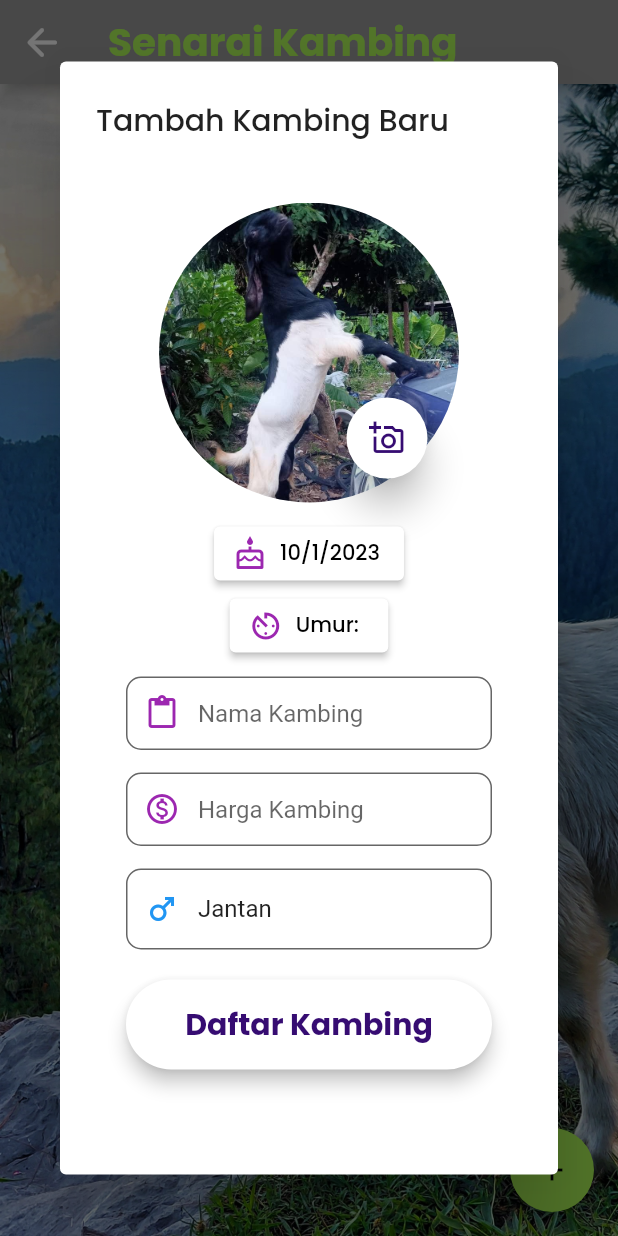
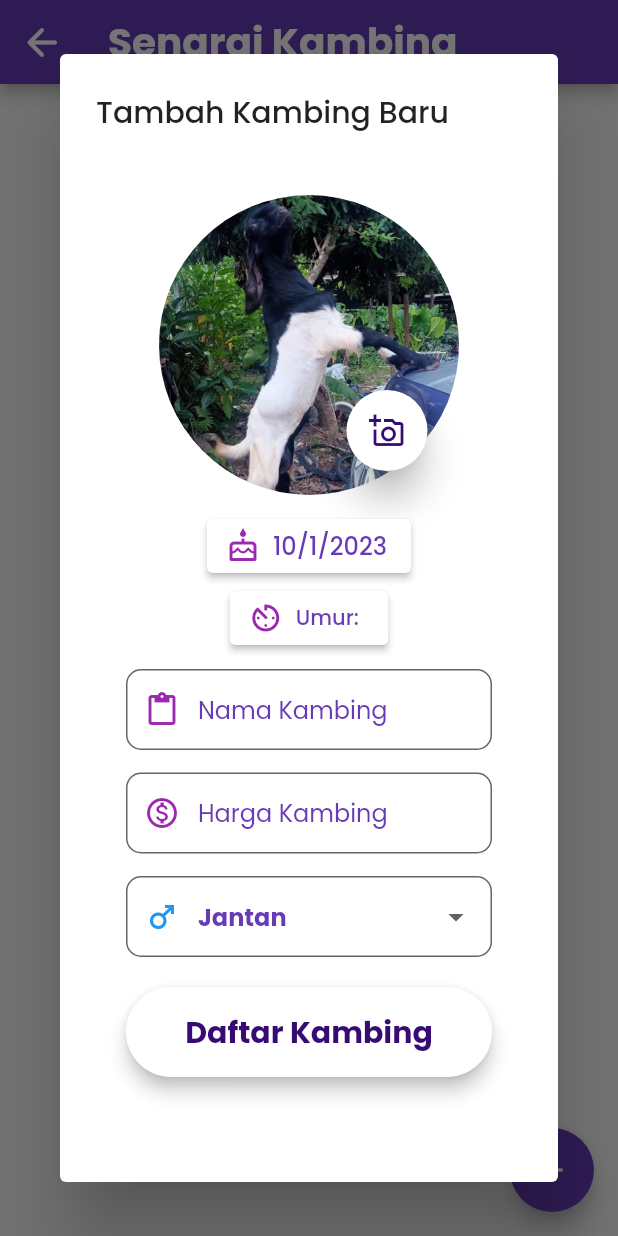
Before and after one commit to datsabahandude/kambing_padula, a Flutter app: the kambing_list screen opened directly, after a tap on the "add" icon, on a phone screen of 412 x 824 dp. Run offline on Flutter 3.47's test engine with Material 2 defaults, Android fonts, the phone set to English and light mode, and no system bars; our stand-ins replace flutter_inset_box_shadow, fluttertoast, google_fonts, hive, hive_flutter, image_picker; accounts and stored records are empty.

Commit message:
Ui change #12

```diff
--- a/lib/add_kambing/KambingDialog.dart
+++ b/lib/add_kambing/KambingDialog.dart
@@ -113,6 +113,11 @@ class _KambingDialogState extends State<KambingDialog> with SingleTickerProvider
             prefixIcon: Icon(Icons.paste_outlined, color: Colors.purple),
             contentPadding: EdgeInsets.fromLTRB(20, 15, 20, 15),
             hintText: "Nama Kambing",
+            hintStyle: GoogleFonts.poppins(
+              textStyle: TextStyle(
+                fontSize: 16.0,
+                color: Colors.deepPurple,
+              ),),
             border: OutlineInputBorder(
               borderRadius: BorderRadius.circular(10),
             )
@@ -146,6 +151,11 @@ class _KambingDialogState extends State<KambingDialog> with SingleTickerProvider
             prefixIcon: Icon(Icons.monetization_on_outlined, color: Colors.purple),
             contentPadding: EdgeInsets.fromLTRB(20, 15, 20, 15),
             hintText: "Harga Kambing",
+            hintStyle: GoogleFonts.poppins(
+              textStyle: TextStyle(
+                fontSize: 16.0,
+                color: Colors.deepPurple,
+              ),),
             border: OutlineInputBorder(
               borderRadius: BorderRadius.circular(10),
             )
@@ -299,7 +309,9 @@ class _KambingDialogState extends State<KambingDialog> with SingleTickerProvider
                   icon: Icon(Icons.cake_outlined, color: Colors.purple),
                   label: Text('${datenow.day}/${datenow.month}/${datenow.year}',
                     style: GoogleFonts.poppins(
-                    textStyle: TextStyle(),),),
+                    textStyle: TextStyle(
+                      color: Colors.deepPurple,
+                      fontSize: 16,),),),
                   style: ButtonStyle(
                       backgroundColor: MaterialStateProperty.all(Colors.white)
                   ),
@@ -310,6 +322,7 @@ class _KambingDialogState extends State<KambingDialog> with SingleTickerProvider
                   label: Text('Umur: '+ umur,
                     style: GoogleFonts.poppins(
                     textStyle: TextStyle(
+                      color: Colors.deepPurple,
                       fontSize: 14
                     ),),),
                   style: ButtonStyle(
@@ -322,17 +335,20 @@ class _KambingDialogState extends State<KambingDialog> with SingleTickerProvider
                 DropdownButtonFormField(
                   value: _selectedVal,
                   items: jantina.map(
-                          (e)=> DropdownMenuItem(child: Text(e), value: e)
+                          (e)=> DropdownMenuItem(child: Text(
+                            e,
+                            style: GoogleFonts.poppins(
+                            textStyle: TextStyle(
+                                color: Colors.deepPurple,
+                                fontSize: 16,
+                              fontWeight: FontWeight.bold
+                            ),),), value: e)
                   ).toList(),
                   onChanged: (val){
                     setState(() {
                       _selectedVal = val as String;
                     });
                   },
-                  icon: const Icon(
-                    Icons.arrow_drop_down_circle,
-                    color: Colors.white,
-                  ),
                   dropdownColor: Colors.white,
                   decoration: InputDecoration(
                     prefixIcon: _selectedVal == 'Jantan' ? Icon(Icons.male_outlined, color: Colors.blue,)
--- a/lib/add_kambing/kambing_list.dart
+++ b/lib/add_kambing/kambing_list.dart
@@ -27,21 +27,14 @@ class _kambing_listState extends State<kambing_list> {
     super.dispose();
   }
   Widget build(BuildContext context) {
-    return Container(
-      constraints: const BoxConstraints.expand(),
-      decoration: const BoxDecoration(
-          image: DecorationImage(
-              image: AssetImage("images/goated.jpg"),
-              fit: BoxFit.cover)
-      ),
-      child: Scaffold(
+    return Scaffold(
           resizeToAvoidBottomInset: false,
-          backgroundColor: Colors.transparent,
+          // backgroundColor: Colors.transparent,
           appBar: AppBar(
             leading: new IconButton(
               icon: Icon(
                 Icons.arrow_back_rounded,
-                color: Colors.white,
+                // color: Colors.white,
                 size: 30,
               ),
               onPressed: () {
@@ -51,7 +44,7 @@ class _kambing_listState extends State<kambing_list> {
             title: Text("Senarai Kambing",
               style: GoogleFonts.poppins(
                 textStyle: TextStyle(
-                    color: Colors.lightGreenAccent,
+                    // color: Colors.white,
                     fontSize: 26,
                     fontWeight: FontWeight.bold),),),
             actions: [],
@@ -64,15 +57,14 @@ class _kambing_listState extends State<kambing_list> {
             },
           ),
         floatingActionButton: FloatingActionButton(
-          backgroundColor: Colors.lightGreenAccent,
+          backgroundColor: Colors.deepPurple,
           onPressed: () => showDialog(
               context: context,
               builder: (context) => KambingDialog(
                 onClickedDone: addKambing
               )
           ),
-          child: Icon(Icons.add),
-        ),
+          child: Icon(Icons.add,),
         ),
       );
   }
@@ -118,7 +110,6 @@ class _kambing_listState extends State<kambing_list> {
     final nama = kambing.name;
     final harga = kambing.price;
     final gender = kambing.gender;
-    TextStyle txtstl = GoogleFonts.poppins(textStyle: TextStyle(color: Colors.deepPurple, fontSize: 18, fontWeight: FontWeight.bold),);
     String mm = '', yy = '';
     if ((DateTime.now().day>=lahir.day)&&(DateTime.now().month>=lahir.month)&&DateTime.now().year>=lahir.year){
       yy = '${DateTime.now().year-lahir.year}';
@@ -185,7 +176,7 @@ class _kambing_listState extends State<kambing_list> {
                 ),
                 SizedBox(width: 20,),
                 AspectRatio(
-                  aspectRatio: 4/3,
+                  aspectRatio: 5/3,
                   child: Column(
                     mainAxisAlignment: MainAxisAlignment.center,
                     crossAxisAlignment: CrossAxisAlignment.start,
@@ -195,27 +186,39 @@ class _kambing_listState extends State<kambing_list> {
                           gender == 'Jantan' ? Icon(Icons.male_outlined, color: Colors.blue,) :
                           gender == 'Betina' ? Icon(Icons.female_outlined, color: Colors.pink,) :
                           Icon(Icons.transgender_outlined),
-                          Text(nama, style: GoogleFonts.poppins(textStyle: txtstl),),
+                          SizedBox(width: 10,),
+                          Text(nama, style: GoogleFonts.poppins(textStyle: TextStyle(color: Colors.deepPurple, fontSize: 18, fontWeight: FontWeight.bold),),),
                         ],
                       ),
+                      Row(
+                        children: [
+                          Icon(Icons.av_timer, color: Colors.purple),
+                          SizedBox(width: 10,),
                           Text(age, style: GoogleFonts.poppins(
                               textStyle: TextStyle(
                                 fontSize: 16,
                                 color: Colors.black,
                                 fontWeight: FontWeight.w300,
                               )),),
+                        ],
+                      ),
+                      Row(
+                        children: [
+                          Icon(Icons.cake_outlined, color: Colors.purple),
+                          SizedBox(width: 10,),
                           Text('${lahir.day}/${lahir.month}/${lahir.year}', style: GoogleFonts.poppins(
                               textStyle: TextStyle(
                                 fontSize: 16,
                                 color: Colors.black,
                                 fontWeight: FontWeight.w300,
                               )),),
+                        ],
+                      ),
                       // SizedBox(height: 20,),
-                      Text('RM'+harga, style: GoogleFonts.poppins(textStyle: txtstl),),
+                      Text('RM  '+harga, style: GoogleFonts.poppins(textStyle: TextStyle(color: Colors.green, fontSize: 18, fontWeight: FontWeight.bold),),),
                     ],
                   ),
                 ),
-                IconButton(onPressed: () {}, icon: Icon(Icons.keyboard_arrow_right_rounded))
               ],
             ),
           ),
--- a/lib/main.dart
+++ b/lib/main.dart
@@ -24,7 +24,7 @@ class MyApp extends StatelessWidget {
       title: 'Flutter Demo',
       debugShowCheckedModeBanner: false,
       theme: ThemeData(
-        primarySwatch: Colors.grey,
+        primarySwatch: Colors.deepPurple,
       ),
       home: const MyHomePage(title: 'Kambing Pak Dola'),
     );
@@ -56,7 +56,7 @@ class _MyHomePageState extends State<MyHomePage> {
             widget.title,
             style: GoogleFonts.poppins(
               textStyle: TextStyle(
-                  color: Colors.lightGreenAccent,
+                  // color: Colors.white,
                   fontSize: 26,
                   fontWeight: FontWeight.bold),
             ),
--- a/lib/penjantan.dart
+++ b/lib/penjantan.dart
@@ -35,7 +35,7 @@ class _penjantanState extends State<penjantan> {
             title: Text("Kambing Penjantan",
               style: GoogleFonts.poppins(
                 textStyle: TextStyle(
-                    color: Colors.lightGreenAccent,
+                    // color: Colors.lightGreenAccent,
                     fontSize: 26,
                     fontWeight: FontWeight.bold),),),
             actions: [],
--- a/pubspec.yaml
+++ b/pubspec.yaml
@@ -26,7 +26,11 @@ dev_dependencies:
   flutter_lints: ^2.0.0
   build_runner: ^2.3.3
   hive_generator: ^2.0.0
-
+  flutter_launcher_icons: ^0.11.0
+flutter_icons:
+  android: "launcher_icon"
+  ios: true
+  image_path: "images/puteh.png"
 flutter:
   uses-material-design: true
   assets:
```
Also changed, not shown: pubspec.lock, 28 other files. Lines whose indentation alone changed are shown as unchanged.
